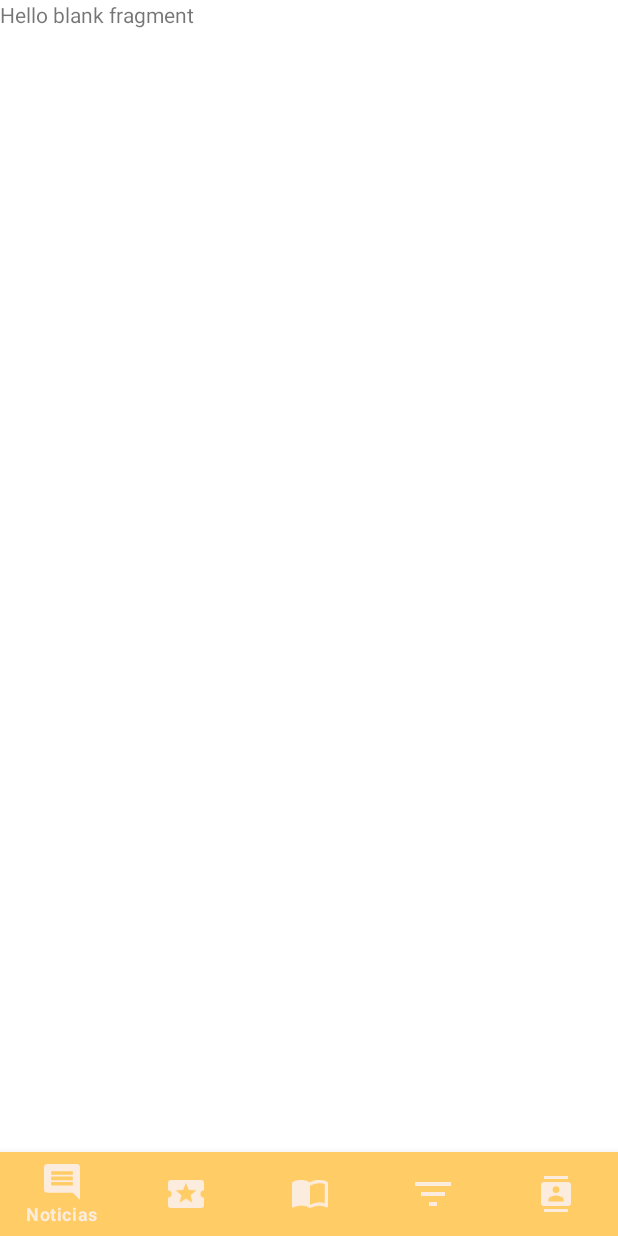
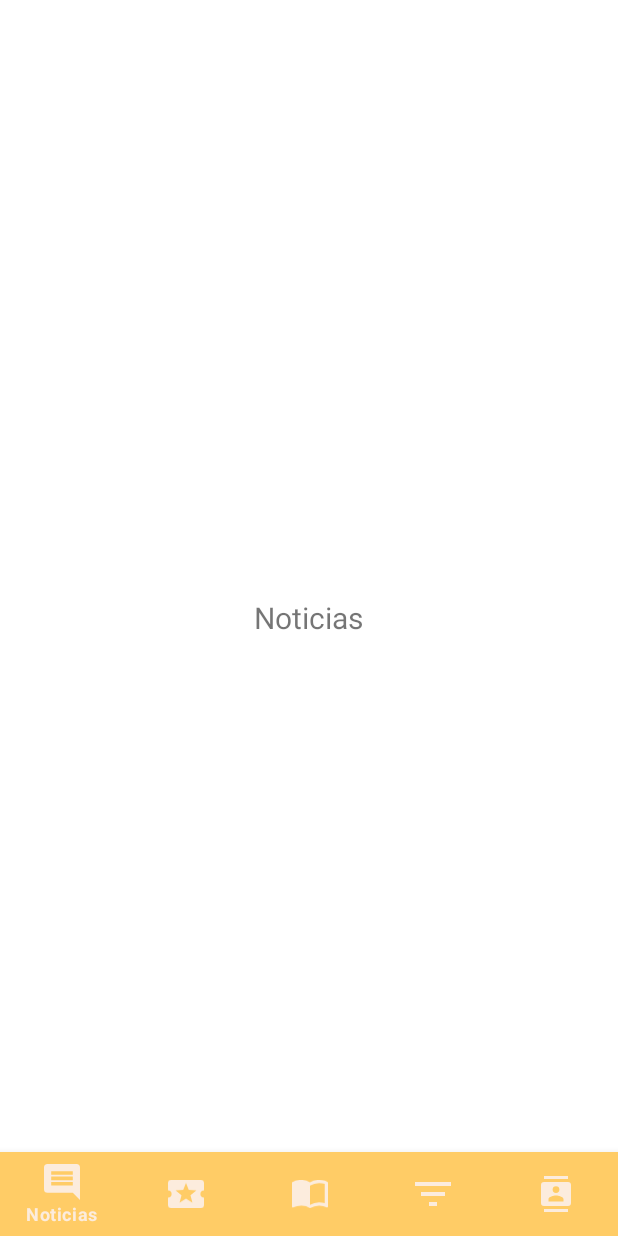
Before and after one commit to lmonterogarcia/BestipesCook-Android, an Android app: the screen it shows after launch (MainActivity), on a phone screen of 412 x 824 dp. Run offline under Robolectric (Android 15) with nearby library versions, the light colour scheme and no system bars.

Commit message:
Por seguridad. #31

```diff
--- a/Bestipescook/app/src/main/res/layout/fragment_noticias.xml
+++ b/Bestipescook/app/src/main/res/layout/fragment_noticias.xml
@@ -7,8 +7,10 @@
 
     <!-- TODO: Update blank fragment layout -->
     <TextView
-        android:layout_width="match_parent"
-        android:layout_height="match_parent"
-        android:text="@string/hello_blank_fragment" />
+        android:layout_width="wrap_content"
+        android:layout_height="wrap_content"
+        android:textSize="@dimen/dm_titulo"
+        android:layout_gravity="center"
+        android:text="@string/title_noticias"/>
 
 </FrameLayout>
```
Also changed, not shown: Bestipescook/app/src/main/res/layout/fragment_challenges.xml (+5 -3 lines), Bestipescook/app/src/main/res/layout/fragment_cuenta.xml (+5 -3 lines), Bestipescook/app/src/main/res/layout/fragment_ranking.xml (+5 -3 lines), Bestipescook/app/src/main/res/layout/fragment_recetas.xml (+5 -3 lines).
